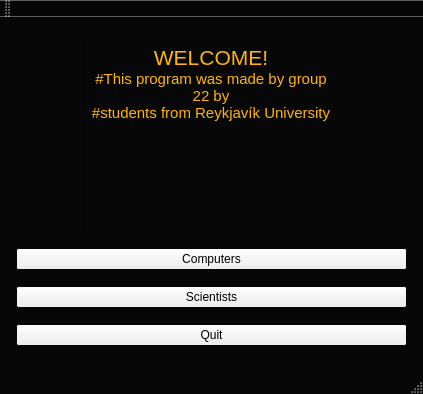
Above: mainwindow.ui from stefanv15/verklegtNamskeid_skil3 before the change. Below: the same form after it.
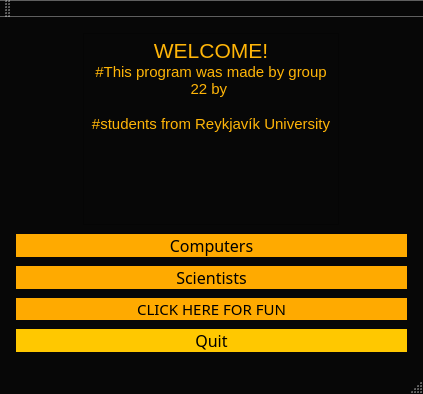
That is the form after the change.

```diff
--- a/mainwindow.ui
+++ b/mainwindow.ui
@@ -40,6 +40,24 @@
        </color>
       </brush>
      </colorrole>
+     <colorrole role="Highlight">
+      <brush brushstyle="SolidPattern">
+       <color alpha="255">
+        <red>255</red>
+        <green>170</green>
+        <blue>0</blue>
+       </color>
+      </brush>
+     </colorrole>
+     <colorrole role="Link">
+      <brush brushstyle="SolidPattern">
+       <color alpha="255">
+        <red>255</red>
+        <green>170</green>
+        <blue>0</blue>
+       </color>
+      </brush>
+     </colorrole>
     </active>
     <inactive>
      <colorrole role="BrightText">
@@ -69,6 +87,24 @@
        </color>
       </brush>
      </colorrole>
+     <colorrole role="Highlight">
+      <brush brushstyle="SolidPattern">
+       <color alpha="255">
+        <red>255</red>
+        <green>170</green>
+        <blue>0</blue>
+       </color>
+      </brush>
+     </colorrole>
+     <colorrole role="Link">
+      <brush brushstyle="SolidPattern">
+       <color alpha="255">
+        <red>255</red>
+        <green>170</green>
+        <blue>0</blue>
+       </color>
+      </brush>
+     </colorrole>
     </inactive>
     <disabled>
      <colorrole role="BrightText">
@@ -98,6 +134,24 @@
        </color>
       </brush>
      </colorrole>
+     <colorrole role="Highlight">
+      <brush brushstyle="SolidPattern">
+       <color alpha="255">
+        <red>51</red>
+        <green>153</green>
+        <blue>255</blue>
+       </color>
+      </brush>
+     </colorrole>
+     <colorrole role="Link">
+      <brush brushstyle="SolidPattern">
+       <color alpha="255">
+        <red>255</red>
+        <green>170</green>
+        <blue>0</blue>
+       </color>
+      </brush>
+     </colorrole>
     </disabled>
    </palette>
   </property>
@@ -131,6 +185,12 @@
           <verstretch>0</verstretch>
          </sizepolicy>
         </property>
+        <property name="minimumSize">
+         <size>
+          <width>0</width>
+          <height>0</height>
+         </size>
+        </property>
         <property name="palette">
          <palette>
           <active>
@@ -384,18 +444,269 @@
           </disabled>
          </palette>
         </property>
+        <property name="contextMenuPolicy">
+         <enum>Qt::DefaultContextMenu</enum>
+        </property>
+        <property name="layoutDirection">
+         <enum>Qt::LeftToRight</enum>
+        </property>
+        <property name="autoFillBackground">
+         <bool>false</bool>
+        </property>
         <property name="html">
          <string>&lt;!DOCTYPE HTML PUBLIC &quot;-//W3C//DTD HTML 4.0//EN&quot; &quot;http://www.w3.org/TR/REC-html40/strict.dtd&quot;&gt;
 &lt;html&gt;&lt;head&gt;&lt;meta name=&quot;qrichtext&quot; content=&quot;1&quot; /&gt;&lt;style type=&quot;text/css&quot;&gt;
 p, li { white-space: pre-wrap; }
 &lt;/style&gt;&lt;/head&gt;&lt;body style=&quot; font-family:'MS Shell Dlg 2'; font-size:8.25pt; font-weight:400; font-style:normal;&quot;&gt;
 &lt;p align=&quot;center&quot; style=&quot; margin-top:0px; margin-bottom:0px; margin-left:0px; margin-right:0px; -qt-block-indent:0; text-indent:0px;&quot;&gt;&lt;span style=&quot; font-size:16pt;&quot;&gt;WELCOME!&lt;/span&gt;&lt;/p&gt;
-&lt;p align=&quot;center&quot; style=&quot; margin-top:0px; margin-bottom:0px; margin-left:0px; margin-right:0px; -qt-block-indent:0; text-indent:0px;&quot;&gt;&lt;span style=&quot; font-size:11pt;&quot;&gt;#This program was made by group 22 by &lt;br /&gt;#students from Reykjavík University&lt;/span&gt;&lt;/p&gt;&lt;/body&gt;&lt;/html&gt;</string>
+&lt;p align=&quot;center&quot; style=&quot; margin-top:0px; margin-bottom:0px; margin-left:0px; margin-right:0px; -qt-block-indent:0; text-indent:0px;&quot;&gt;&lt;span style=&quot; font-size:11pt;&quot;&gt;#This program was made by group 22 by &lt;/span&gt;&lt;/p&gt;
+&lt;p align=&quot;center&quot; style=&quot; margin-top:0px; margin-bottom:0px; margin-left:0px; margin-right:0px; -qt-block-indent:0; text-indent:0px;&quot;&gt;&lt;span style=&quot; font-size:11pt;&quot;&gt;&lt;br /&gt;#students from Reykjavík University&lt;/span&gt;&lt;/p&gt;&lt;/body&gt;&lt;/html&gt;</string>
         </property>
        </widget>
       </item>
       <item>
        <widget class="QPushButton" name="computers_button">
+        <property name="palette">
+         <palette>
+          <active>
+           <colorrole role="WindowText">
+            <brush brushstyle="SolidPattern">
+             <color alpha="255">
+              <red>0</red>
+              <green>0</green>
+              <blue>0</blue>
+             </color>
+            </brush>
+           </colorrole>
+           <colorrole role="Button">
+            <brush brushstyle="SolidPattern">
+             <color alpha="255">
+              <red>255</red>
+              <green>170</green>
+              <blue>0</blue>
+             </color>
+            </brush>
+           </colorrole>
+           <colorrole role="Text">
+            <brush brushstyle="SolidPattern">
+             <color alpha="255">
+              <red>0</red>
+              <green>0</green>
+              <blue>0</blue>
+             </color>
+            </brush>
+           </colorrole>
+           <colorrole role="ButtonText">
+            <brush brushstyle="SolidPattern">
+             <color alpha="255">
+              <red>0</red>
+              <green>0</green>
+              <blue>0</blue>
+             </color>
+            </brush>
+           </colorrole>
+           <colorrole role="Base">
+            <brush brushstyle="SolidPattern">
+             <color alpha="255">
+              <red>255</red>
+              <green>170</green>
+              <blue>0</blue>
+             </color>
+            </brush>
+           </colorrole>
+           <colorrole role="Window">
+            <brush brushstyle="SolidPattern">
+             <color alpha="255">
+              <red>255</red>
+              <green>170</green>
+              <blue>0</blue>
+             </color>
+            </brush>
+           </colorrole>
+           <colorrole role="Highlight">
+            <brush brushstyle="SolidPattern">
+             <color alpha="255">
+              <red>255</red>
+              <green>170</green>
+              <blue>0</blue>
+             </color>
+            </brush>
+           </colorrole>
+           <colorrole role="Link">
+            <brush brushstyle="SolidPattern">
+             <color alpha="255">
+              <red>255</red>
+              <green>170</green>
+              <blue>0</blue>
+             </color>
+            </brush>
+           </colorrole>
+          </active>
+          <inactive>
+           <colorrole role="WindowText">
+            <brush brushstyle="SolidPattern">
+             <color alpha="255">
+              <red>0</red>
+              <green>0</green>
+              <blue>0</blue>
+             </color>
+            </brush>
+           </colorrole>
+           <colorrole role="Button">
+            <brush brushstyle="SolidPattern">
+             <color alpha="255">
+              <red>255</red>
+              <green>170</green>
+              <blue>0</blue>
+             </color>
+            </brush>
+           </colorrole>
+           <colorrole role="Text">
+            <brush brushstyle="SolidPattern">
+             <color alpha="255">
+              <red>0</red>
+              <green>0</green>
+              <blue>0</blue>
+             </color>
+            </brush>
+           </colorrole>
+           <colorrole role="ButtonText">
+            <brush brushstyle="SolidPattern">
+             <color alpha="255">
+              <red>0</red>
+              <green>0</green>
+              <blue>0</blue>
+             </color>
+            </brush>
+           </colorrole>
+           <colorrole role="Base">
+            <brush brushstyle="SolidPattern">
+             <color alpha="255">
+              <red>255</red>
+              <green>170</green>
+              <blue>0</blue>
+             </color>
+            </brush>
+           </colorrole>
+           <colorrole role="Window">
+            <brush brushstyle="SolidPattern">
+             <color alpha="255">
+              <red>255</red>
+              <green>170</green>
+              <blue>0</blue>
+             </color>
+            </brush>
+           </colorrole>
+           <colorrole role="Highlight">
+            <brush brushstyle="SolidPattern">
+             <color alpha="255">
+              <red>240</red>
+              <green>240</green>
+              <blue>240</blue>
+             </color>
+            </brush>
+           </colorrole>
+           <colorrole role="Link">
+            <brush brushstyle="SolidPattern">
+             <color alpha="255">
+              <red>255</red>
+              <green>170</green>
+              <blue>0</blue>
+             </color>
+            </brush>
+           </colorrole>
+          </inactive>
+          <disabled>
+           <colorrole role="WindowText">
+            <brush brushstyle="SolidPattern">
+             <color alpha="255">
+              <red>0</red>
+              <green>0</green>
+              <blue>0</blue>
+             </color>
+            </brush>
+           </colorrole>
+           <colorrole role="Button">
+            <brush brushstyle="SolidPattern">
+             <color alpha="255">
+              <red>255</red>
+              <green>170</green>
+              <blue>0</blue>
+             </color>
+            </brush>
+           </colorrole>
+           <colorrole role="Text">
+            <brush brushstyle="SolidPattern">
+             <color alpha="255">
+              <red>0</red>
+              <green>0</green>
+              <blue>0</blue>
+             </color>
+            </brush>
+           </colorrole>
+           <colorrole role="ButtonText">
+            <brush brushstyle="SolidPattern">
+             <color alpha="255">
+              <red>0</red>
+              <green>0</green>
+              <blue>0</blue>
+             </color>
+            </brush>
+           </colorrole>
+           <colorrole role="Base">
+            <brush brushstyle="SolidPattern">
+             <color alpha="255">
+              <red>255</red>
+              <green>170</green>
+              <blue>0</blue>
+             </color>
+            </brush>
+           </colorrole>
+           <colorrole role="Window">
+            <brush brushstyle="SolidPattern">
+             <color alpha="255">
+              <red>255</red>
+              <green>170</green>
+              <blue>0</blue>
+             </color>
+            </brush>
+           </colorrole>
+           <colorrole role="Highlight">
+            <brush brushstyle="SolidPattern">
+             <color alpha="255">
+              <red>255</red>
+              <green>170</green>
+              <blue>0</blue>
+             </color>
+            </brush>
+           </colorrole>
+           <colorrole role="Link">
+            <brush brushstyle="SolidPattern">
+             <color alpha="255">
+              <red>255</red>
+              <green>170</green>
+              <blue>0</blue>
+             </color>
+            </brush>
+           </colorrole>
+          </disabled>
+         </palette>
+        </property>
+        <property name="font">
+         <font>
+          <family>Rockwell</family>
+          <pointsize>12</pointsize>
+         </font>
+        </property>
+        <property name="styleSheet">
+         <string notr="true">QPushButton
+{
+	color: black;
+	background-color: rgba(255, 170, 0); border: none;
+}
+
+</string>
+        </property>
         <property name="text">
          <string>Computers</string>
         </property>
@@ -403,13 +714,450 @@
       </item>
       <item>
        <widget class="QPushButton" name="scientists_button">
+        <property name="palette">
+         <palette>
+          <active>
+           <colorrole role="WindowText">
+            <brush brushstyle="SolidPattern">
+             <color alpha="255">
+              <red>0</red>
+              <green>0</green>
+              <blue>0</blue>
+             </color>
+            </brush>
+           </colorrole>
+           <colorrole role="Button">
+            <brush brushstyle="SolidPattern">
+             <color alpha="255">
+              <red>255</red>
+              <green>170</green>
+              <blue>0</blue>
+             </color>
+            </brush>
+           </colorrole>
+           <colorrole role="Text">
+            <brush brushstyle="SolidPattern">
+             <color alpha="255">
+              <red>0</red>
+              <green>0</green>
+              <blue>0</blue>
+             </color>
+            </brush>
+           </colorrole>
+           <colorrole role="ButtonText">
+            <brush brushstyle="SolidPattern">
+             <color alpha="255">
+              <red>0</red>
+              <green>0</green>
+              <blue>0</blue>
+             </color>
+            </brush>
+           </colorrole>
+           <colorrole role="Base">
+            <brush brushstyle="SolidPattern">
+             <color alpha="255">
+              <red>255</red>
+              <green>170</green>
+              <blue>0</blue>
+             </color>
+            </brush>
+           </colorrole>
+           <colorrole role="Window">
+            <brush brushstyle="SolidPattern">
+             <color alpha="255">
+              <red>255</red>
+              <green>170</green>
+              <blue>0</blue>
+             </color>
+            </brush>
+           </colorrole>
+           <colorrole role="Link">
+            <brush brushstyle="SolidPattern">
+             <color alpha="255">
+              <red>255</red>
+              <green>170</green>
+              <blue>0</blue>
+             </color>
+            </brush>
+           </colorrole>
+          </active>
+          <inactive>
+           <colorrole role="WindowText">
+            <brush brushstyle="SolidPattern">
+             <color alpha="255">
+              <red>0</red>
+              <green>0</green>
+              <blue>0</blue>
+             </color>
+            </brush>
+           </colorrole>
+           <colorrole role="Button">
+            <brush brushstyle="SolidPattern">
+             <color alpha="255">
+              <red>255</red>
+              <green>170</green>
+              <blue>0</blue>
+             </color>
+            </brush>
+           </colorrole>
+           <colorrole role="Text">
+            <brush brushstyle="SolidPattern">
+             <color alpha="255">
+              <red>0</red>
+              <green>0</green>
+              <blue>0</blue>
+             </color>
+            </brush>
+           </colorrole>
+           <colorrole role="ButtonText">
+            <brush brushstyle="SolidPattern">
+             <color alpha="255">
+              <red>0</red>
+              <green>0</green>
+              <blue>0</blue>
+             </color>
+            </brush>
+           </colorrole>
+           <colorrole role="Base">
+            <brush brushstyle="SolidPattern">
+             <color alpha="255">
+              <red>255</red>
+              <green>170</green>
+              <blue>0</blue>
+             </color>
+            </brush>
+           </colorrole>
+           <colorrole role="Window">
+            <brush brushstyle="SolidPattern">
+             <color alpha="255">
+              <red>255</red>
+              <green>170</green>
+              <blue>0</blue>
+             </color>
+            </brush>
+           </colorrole>
+           <colorrole role="Link">
+            <brush brushstyle="SolidPattern">
+             <color alpha="255">
+              <red>255</red>
+              <green>170</green>
+              <blue>0</blue>
+             </color>
+            </brush>
+           </colorrole>
+          </inactive>
+          <disabled>
+           <colorrole role="WindowText">
+            <brush brushstyle="SolidPattern">
+             <color alpha="255">
+              <red>0</red>
+              <green>0</green>
+              <blue>0</blue>
+             </color>
+            </brush>
+           </colorrole>
+           <colorrole role="Button">
+            <brush brushstyle="SolidPattern">
+             <color alpha="255">
+              <red>255</red>
+              <green>170</green>
+              <blue>0</blue>
+             </color>
+            </brush>
+           </colorrole>
+           <colorrole role="Text">
+            <brush brushstyle="SolidPattern">
+             <color alpha="255">
+              <red>0</red>
+              <green>0</green>
+              <blue>0</blue>
+             </color>
+            </brush>
+           </colorrole>
+           <colorrole role="ButtonText">
+            <brush brushstyle="SolidPattern">
+             <color alpha="255">
+              <red>0</red>
+              <green>0</green>
+              <blue>0</blue>
+             </color>
+            </brush>
+           </colorrole>
+           <colorrole role="Base">
+            <brush brushstyle="SolidPattern">
+             <color alpha="255">
+              <red>255</red>
+              <green>170</green>
+              <blue>0</blue>
+             </color>
+            </brush>
+           </colorrole>
+           <colorrole role="Window">
+            <brush brushstyle="SolidPattern">
+             <color alpha="255">
+              <red>255</red>
+              <green>170</green>
+              <blue>0</blue>
+             </color>
+            </brush>
+           </colorrole>
+           <colorrole role="Link">
+            <brush brushstyle="SolidPattern">
+             <color alpha="255">
+              <red>255</red>
+              <green>170</green>
+              <blue>0</blue>
+             </color>
+            </brush>
+           </colorrole>
+          </disabled>
+         </palette>
+        </property>
+        <property name="font">
+         <font>
+          <family>Rockwell</family>
+          <pointsize>12</pointsize>
+         </font>
+        </property>
+        <property name="styleSheet">
+         <string notr="true">QPushButton
+{
+	color: black;
+	background-color: rgba(255, 170, 0); border: none;
+}
+
+</string>
+        </property>
         <property name="text">
          <string>Scientists</string>
         </property>
        </widget>
       </item>
       <item>
-       <widget class="QPushButton" name="Exit">
+       <widget class="QPushButton" name="Button_fun">
+        <property name="font">
+         <font>
+          <family>Rockwell</family>
+          <pointsize>11</pointsize>
+          <weight>50</weight>
+          <bold>false</bold>
+         </font>
+        </property>
+        <property name="styleSheet">
+         <string notr="true">QPushButton
+{
+	color: black;
+	background-color: rgba(255, 170, 0); 
+	border: none;
+}</string>
+        </property>
+        <property name="text">
+         <string>CLICK HERE FOR FUN</string>
+        </property>
+       </widget>
+      </item>
+      <item>
+       <widget class="QPushButton" name="Quit">
+        <property name="sizePolicy">
+         <sizepolicy hsizetype="Expanding" vsizetype="Maximum">
+          <horstretch>5</horstretch>
+          <verstretch>5</verstretch>
+         </sizepolicy>
+        </property>
+        <property name="minimumSize">
+         <size>
+          <width>0</width>
+          <height>0</height>
+         </size>
+        </property>
+        <property name="palette">
+         <palette>
+          <active>
+           <colorrole role="WindowText">
+            <brush brushstyle="SolidPattern">
+             <color alpha="255">
+              <red>0</red>
+              <green>0</green>
+              <blue>0</blue>
+             </color>
+            </brush>
+           </colorrole>
+           <colorrole role="Button">
+            <brush brushstyle="SolidPattern">
+             <color alpha="255">
+              <red>255</red>
+              <green>200</green>
+              <blue>0</blue>
+             </color>
+            </brush>
+           </colorrole>
+           <colorrole role="Text">
+            <brush brushstyle="SolidPattern">
+             <color alpha="255">
+              <red>0</red>
+              <green>0</green>
+              <blue>0</blue>
+             </color>
+            </brush>
+           </colorrole>
+           <colorrole role="ButtonText">
+            <brush brushstyle="SolidPattern">
+             <color alpha="255">
+              <red>0</red>
+              <green>0</green>
+              <blue>0</blue>
+             </color>
+            </brush>
+           </colorrole>
+           <colorrole role="Base">
+            <brush brushstyle="SolidPattern">
+             <color alpha="255">
+              <red>255</red>
+              <green>200</green>
+              <blue>0</blue>
+             </color>
+            </brush>
+           </colorrole>
+           <colorrole role="Window">
+            <brush brushstyle="SolidPattern">
+             <color alpha="255">
+              <red>255</red>
+              <green>200</green>
+              <blue>0</blue>
+             </color>
+            </brush>
+           </colorrole>
+          </active>
+          <inactive>
+           <colorrole role="WindowText">
+            <brush brushstyle="SolidPattern">
+             <color alpha="255">
+              <red>0</red>
+              <green>0</green>
+              <blue>0</blue>
+             </color>
+            </brush>
+           </colorrole>
+           <colorrole role="Button">
+            <brush brushstyle="SolidPattern">
+             <color alpha="255">
+              <red>255</red>
+              <green>200</green>
+              <blue>0</blue>
+             </color>
+            </brush>
+           </colorrole>
+           <colorrole role="Text">
+            <brush brushstyle="SolidPattern">
+             <color alpha="255">
+              <red>0</red>
+              <green>0</green>
+              <blue>0</blue>
+             </color>
+            </brush>
+           </colorrole>
+           <colorrole role="ButtonText">
+            <brush brushstyle="SolidPattern">
+             <color alpha="255">
+              <red>0</red>
+              <green>0</green>
+              <blue>0</blue>
+             </color>
+            </brush>
+           </colorrole>
+           <colorrole role="Base">
+            <brush brushstyle="SolidPattern">
+             <color alpha="255">
+              <red>255</red>
+              <green>200</green>
+              <blue>0</blue>
+             </color>
+            </brush>
+           </colorrole>
+           <colorrole role="Window">
+            <brush brushstyle="SolidPattern">
+             <color alpha="255">
+              <red>255</red>
+              <green>200</green>
+              <blue>0</blue>
+             </color>
+            </brush>
+           </colorrole>
+          </inactive>
+          <disabled>
+           <colorrole role="WindowText">
+            <brush brushstyle="SolidPattern">
+             <color alpha="255">
+              <red>0</red>
+              <green>0</green>
+              <blue>0</blue>
+             </color>
+            </brush>
+           </colorrole>
+           <colorrole role="Button">
+            <brush brushstyle="SolidPattern">
+             <color alpha="255">
+              <red>255</red>
+              <green>200</green>
+              <blue>0</blue>
+             </color>
+            </brush>
+           </colorrole>
+           <colorrole role="Text">
+            <brush brushstyle="SolidPattern">
+             <color alpha="255">
+              <red>0</red>
+              <green>0</green>
+              <blue>0</blue>
+             </color>
+            </brush>
+           </colorrole>
+           <colorrole role="ButtonText">
+            <brush brushstyle="SolidPattern">
+             <color alpha="255">
+              <red>0</red>
+              <green>0</green>
+              <blue>0</blue>
+             </color>
+            </brush>
+           </colorrole>
+           <colorrole role="Base">
+            <brush brushstyle="SolidPattern">
+             <color alpha="255">
+              <red>255</red>
+              <green>200</green>
+              <blue>0</blue>
+             </color>
+            </brush>
+           </colorrole>
+           <colorrole role="Window">
+            <brush brushstyle="SolidPattern">
+             <color alpha="255">
+              <red>255</red>
+              <green>200</green>
+              <blue>0</blue>
+             </color>
+            </brush>
+           </colorrole>
+          </disabled>
+         </palette>
+        </property>
+        <property name="font">
+         <font>
+          <family>Rockwell</family>
+          <pointsize>12</pointsize>
+         </font>
+        </property>
+        <property name="styleSheet">
+         <string notr="true">QPushButton
+{
+	color: black;
+	background-color: rgba(255, 200, 0);
+	border: none;
+}
+
+</string>
+        </property>
         <property name="text">
          <string>Quit</string>
         </property>
```
